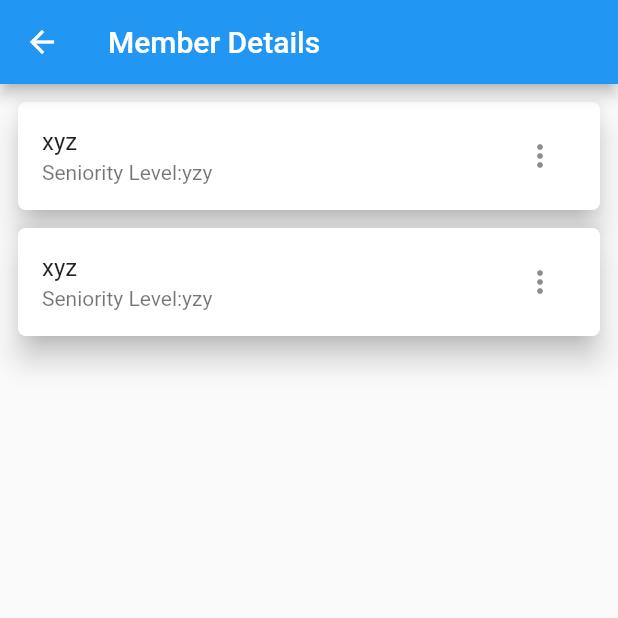
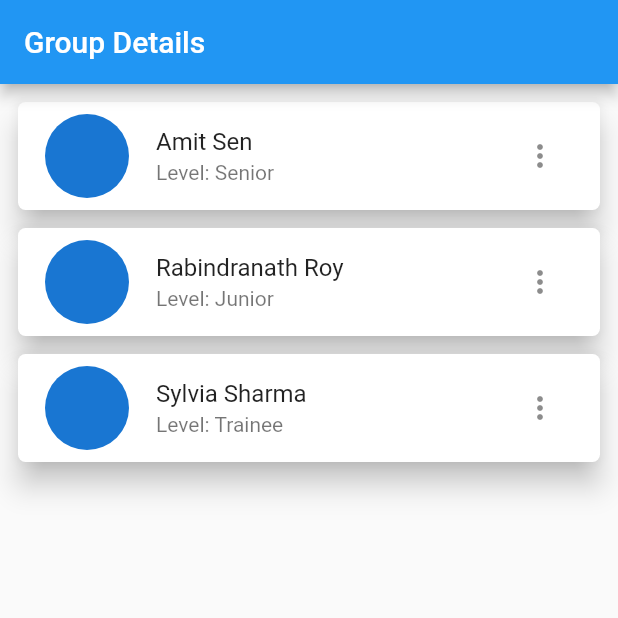
Before and after one commit to Sharan-ayush08/duty_managment2, a Flutter app: the ViewGroupDetails screen opened directly, on a phone screen of 412 x 824 dp, the top half of it. Run offline on Flutter 3.47's test engine with Material 2 defaults, Android fonts, the phone set to English and light mode, and no system bars.

Commit message:
Modified some properties

```diff
--- a/lib/main.dart
+++ b/lib/main.dart
@@ -1,3 +1,4 @@
+import 'package:duty_managment2/screens/view_group_details.dart';
 import 'package:duty_managment2/screens/view_groups.dart';
 import 'package:flutter/material.dart';
 
@@ -10,6 +11,6 @@ class MyApp extends StatelessWidget {
 
   @override
   Widget build(BuildContext context) {
-    return ViewGroupsPage();
+    return ViewGroupDetails();
   }
 }
--- a/lib/models/members.dart
+++ b/lib/models/member.dart
@@ -1,11 +1,12 @@
 import 'package:flutter/foundation.dart';
 
 class Member with ChangeNotifier {
-  String memberDetails;
+  String name;
+  String? profilePhoto;
   String seniorityLevel;
 
   Member({
-    this.memberDetails = 'My Member',
+    this.name = 'My Member',
     this.seniorityLevel = '',
   });
 }
--- a/lib/providers/group_members.dart
+++ b/lib/providers/group_members.dart
@@ -1,15 +1,25 @@
 import 'package:flutter/material.dart';
 
-import '../models/members.dart';
+import '../models/member.dart';
 
 class Members with ChangeNotifier {
-  static List<Member> memberItems = [
-    Member(memberDetails: 'xyz', seniorityLevel: 'yzy'),
-    Member(memberDetails: 'xyz', seniorityLevel: 'yzy')
+  static List<Member> members = [
+    Member(
+      name: 'Amit Sen',
+      seniorityLevel: 'Senior',
+    ),
+    Member(
+      name: 'Rabindranath Roy',
+      seniorityLevel: 'Junior',
+    ),
+    Member(
+      name: 'Sylvia Sharma',
+      seniorityLevel: 'Trainee',
+    ),
   ];
 
   void addMember(value) {
-    memberItems.add(value);
+    members.add(value);
     notifyListeners();
   }
 }
--- a/lib/screens/view_group_details.dart
+++ b/lib/screens/view_group_details.dart
@@ -1,4 +1,4 @@
-import 'package:duty_managment2/models/members.dart';
+import 'package:duty_managment2/models/member.dart';
 import 'package:duty_managment2/providers/group_members.dart';
 import 'package:flutter/material.dart';
 
@@ -7,18 +7,18 @@ class ViewGroupDetails extends StatelessWidget {
 
   @override
   Widget build(BuildContext context) {
-    List<Member> myMembers = Members.memberItems;
+    List<Member> groupMembers = Members.members;
     return Scaffold(
       appBar: AppBar(
         backgroundColor: Colors.blue,
-        title: Text("Member Details"),
+        title: Text("Group Details"),
       ),
-      body: myMembers.isEmpty
+      body: groupMembers.isEmpty
           ? Center(
               child: Text('No Members'),
             )
           : ListView.builder(
-              itemCount: myMembers.length,
+              itemCount: groupMembers.length,
               itemBuilder: (BuildContext ctx, int index) {
                 return Card(
                   margin: EdgeInsets.fromLTRB(12, 12, 12, 0),
@@ -31,9 +31,12 @@ class ViewGroupDetails extends StatelessWidget {
                     child: Column(
                       children: <ListTile>[
                         ListTile(
-                          title: Text(myMembers[index].memberDetails),
-                          subtitle: Text('Seniority Level:' +
-                              myMembers[index].seniorityLevel),
+                          leading: CircleAvatar(
+                            radius: 30,
+                          ),
+                          title: Text(groupMembers[index].name),
+                          subtitle: Text(
+                              'Level: ' + groupMembers[index].seniorityLevel),
                           trailing: PopupMenuButton(
                             offset: Offset(0, -35),
                             itemBuilder: (context) => [
```
